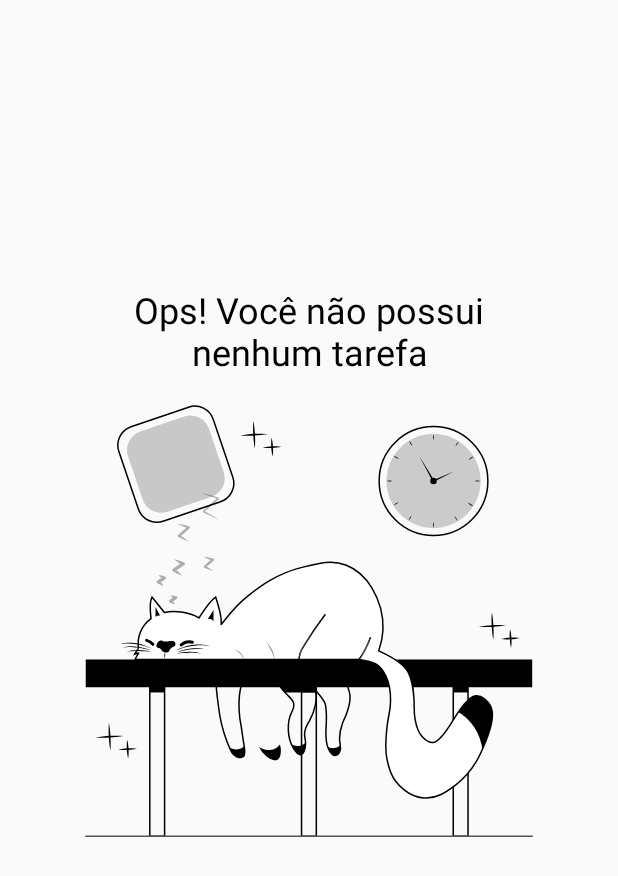
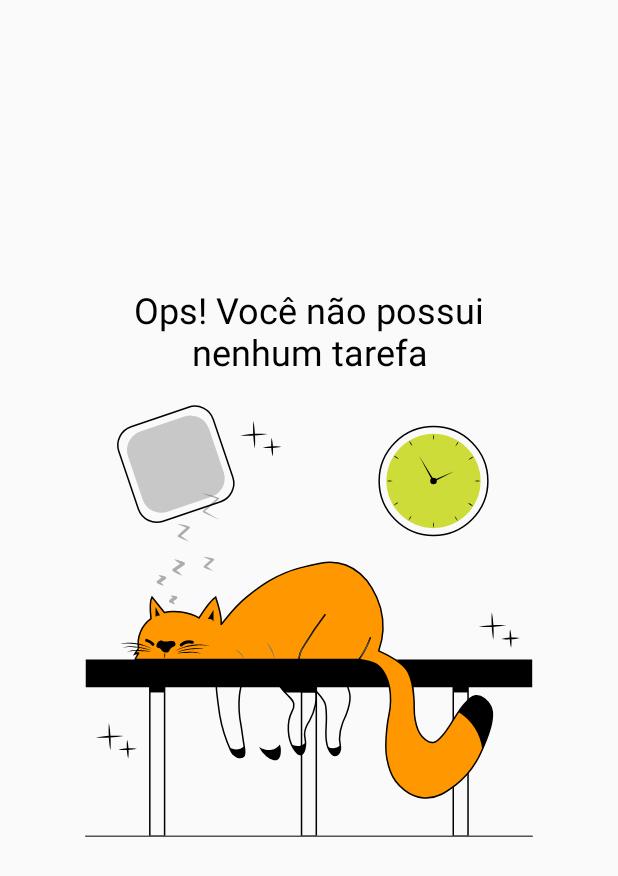
Before and after one commit to cpellega/Projeto_to-do-list-dio, an Android app: the layout empty_state.xml on its own in the app's theme, with its tools: preview values and no code run, on a phone screen of 412 x 824 dp. Shown: the top 876 px of the screen. Run offline under Robolectric (Android 15) with nearby library versions, the phone set to English and light mode, and no system bars.

Commit message:
Alterado cor do gato e relogio

```diff
--- a/app/src/main/res/drawable/ic_empty_state.xml
+++ b/app/src/main/res/drawable/ic_empty_state.xml
@@ -96,7 +96,7 @@
   <path
       android:strokeWidth="1"
       android:pathData="M35.702,165.597a28.808,28.808 0,0 0,-2.531 3.834s2.4,-1.024 2.6,-0.681c0,0 -2.223,3.59 -2.223,4.207l149.273,0.047c2.467,0.355 8.8,1.635 11.212,3 3.811,2.159 5.58,5.6 6.779,8.006 1.263,2.548 3.206,7.419 3.078,16.839 -0.1,7.535 -1.4,7.89 -2.461,17.868 -0.8,7.465 -1.373,13.179 0,20.33 0.873,4.573 1.868,9.769 5.749,14.988 1.559,2.106 8.146,10.374 18.689,11.3 8.821,0.774 15.273,-4.073 21.354,-8.629 12.364,-9.275 17.025,-21.133 20.743,-30.6 5.97,-15.2 3.386,-20.621 2.671,-21.971 -1.786,-3.351 -5.714,-7.325 -9.856,-6.982 -2.636,0.215 -4.422,2.1 -7.6,5.545 -1.583,1.711 -2.909,3.456 -6.982,9.856 -3.264,5.161 -4.736,7.739 -7.808,11.294 -3.165,3.671 -4.579,4.37 -5.952,4.521 -3.427,0.372 -6.266,-2.688 -7.4,-3.9 -1.693,-1.827 -3.491,-4.655 -4.719,-11.294 -1.123,-6.1 -0.384,-7.96 -0.826,-14.168s-0.855,-12.137 -3.9,-17.665c-4.166,-7.564 -16.874,-12.8 -19.579,-14.1a48.4,48.4 0,0 0,1.234 -28.476c-1.123,-4.143 -6.72,-22.477 -23.274,-28.749 -9.763,-3.7 -18.351,-1.129 -29.849,1.746 -16.251,4.108 -27.126,12.387 -35.318,18.759 -8.978,6.982 -13.9,14.244 -18.072,19.306 0.96,-4.655 -3.561,-18.485 -3.561,-18.485 -4.108,2.741 -11.09,13.964 -11.09,13.964 -2.455,-1.536 -5.6,-3.113 -11.771,-3.974 -5.818,-0.809 -8.547,-0.384 -11.294,0.355l-8.3,-10.316c-1.914,3.287 -0.687,14.377 -0.687,14.377a20.6,20.6 0,0 0,-8.332 19.847"
-      android:fillColor="#fff"
+      android:fillColor="#FF9800"
       android:strokeColor="#000"/>
   <path
       android:fillColor="#FF000000"
@@ -216,7 +216,7 @@
       android:strokeLineCap="round"/>
   <path
       android:pathData="M232.552,54m-31.42,0a31.42,31.42 0,1 1,62.84 0a31.42,31.42 0,1 1,-62.84 0"
-      android:fillColor="#cbcbcb"/>
+      android:fillColor="#CDDC39"/>
   <path
       android:fillColor="#FF000000"
       android:pathData="M232.552,22.591a7.79,7.79 0,0 1,0 4.218,7.791 7.791,0 0,1 0,-4.218Z"/>
```
